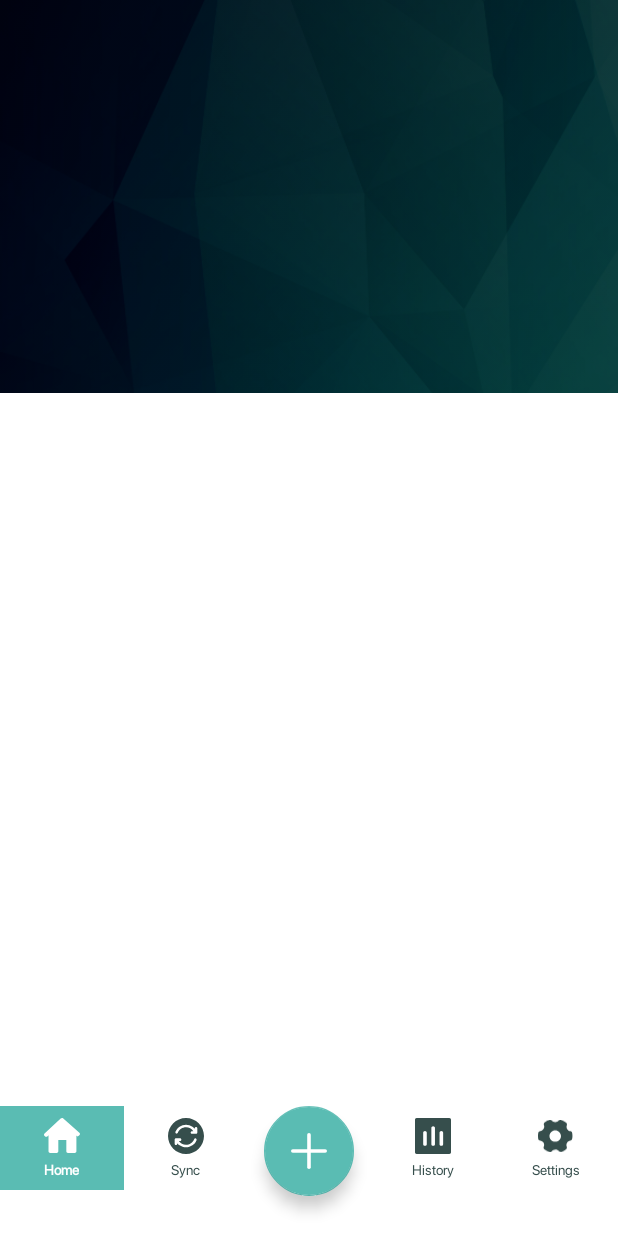
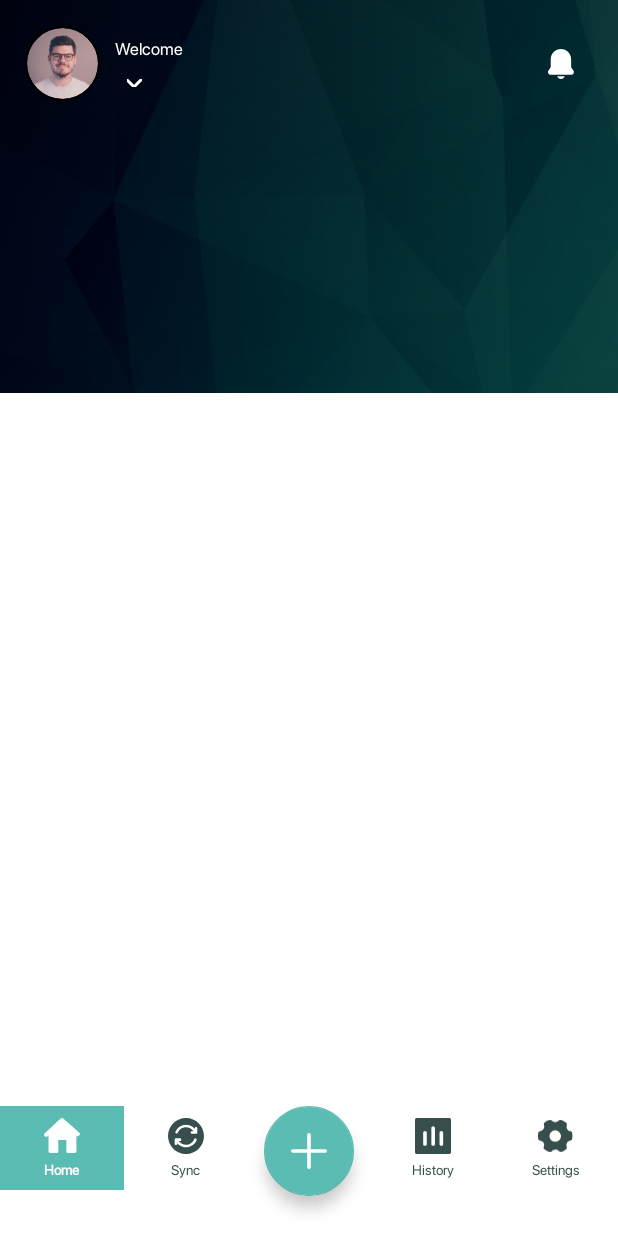
Before and after one commit to iamlixan/income-and-expense-tracker, an Android app: the HomeActivity screen opened directly, with no data from a screen before it, on a phone screen of 412 x 824 dp. Run offline under Robolectric (Android 15) with nearby library versions, the phone set to English and light mode, and no system bars; our stand-ins replace CircleImageView, Dagger/Hilt's generated code, RxJava, Timber, data binding; libraries missing offline, so code that uses them is left out: com.jakewharton.rxbinding3; 5 statements that could not run were skipped.

Commit message:
added Dashboard user details UI

```diff
--- a/app/build.gradle
+++ b/app/build.gradle
@@ -99,6 +99,8 @@ dependencies {
     api Libs.roomRx
     kapt Libs.roomCompiler
 
+    implementation Libs.circularImageView
+
     testImplementation TestLibs.junit
     testImplementation TestLibs.testRunner
     testImplementation TestLibs.espresso
--- a/app/dependencies.gradle
+++ b/app/dependencies.gradle
@@ -21,6 +21,7 @@ ext {
     def archCompVersion = "2.1.0"
     def facebookShimmerVersion = "0.5.0"
     def okhttpVersion = "4.4.0"
+    def circularImageViewVersion = "2.2.0"
 
     Libs = [
             appCompat: [
@@ -121,6 +122,9 @@ ext {
             ],
             roomCompiler: [
                     "androidx.room:room-compiler:$archCompVersion"
+            ],
+            circularImageView: [
+                    "de.hdodenhof:circleimageview:$circularImageViewVersion"
             ]
     ]
 
--- a/app/src/main/java/com/lixan/fajardo/incomeandexpensetracker/data/repository/implementation/LoginRepositoryImpl.kt
+++ b/app/src/main/java/com/lixan/fajardo/incomeandexpensetracker/data/repository/implementation/LoginRepositoryImpl.kt
@@ -5,6 +5,7 @@ import com.lixan.fajardo.incomeandexpensetracker.data.repository.source.LoginRep
 import com.lixan.fajardo.incomeandexpensetracker.local.source.LoginLocalRepository
 import com.lixan.fajardo.incomeandexpensetracker.network.remoterepository.source.LoginRemoteRepository
 import com.lixan.fajardo.incomeandexpensetracker.network.response.RequestResult
+import io.reactivex.Completable
 import io.reactivex.Single
 import javax.inject.Inject
 
@@ -37,4 +38,8 @@ class LoginRepositoryImpl @Inject constructor(
         return local.getUserDetails()
     }
 
+    override fun logoutUser(): Completable {
+        return local.logoutUser()
+    }
+
 }
--- a/app/src/main/java/com/lixan/fajardo/incomeandexpensetracker/data/repository/source/LoginRepository.kt
+++ b/app/src/main/java/com/lixan/fajardo/incomeandexpensetracker/data/repository/source/LoginRepository.kt
@@ -2,6 +2,7 @@ package com.lixan.fajardo.incomeandexpensetracker.data.repository.source
 
 import com.lixan.fajardo.incomeandexpensetracker.data.models.UserDataToken
 import com.lixan.fajardo.incomeandexpensetracker.network.response.RequestResult
+import io.reactivex.Completable
 import io.reactivex.Single
 
 interface LoginRepository {
@@ -14,4 +15,6 @@ interface LoginRepository {
     ) : Single<RequestResult<UserDataToken>>
 
     fun getUserDetails(): Single<UserDataToken>
+
+    fun logoutUser(): Completable
 }
--- a/app/src/main/java/com/lixan/fajardo/incomeandexpensetracker/utils/Constants.kt
+++ b/app/src/main/java/com/lixan/fajardo/incomeandexpensetracker/utils/Constants.kt
@@ -1,8 +1,6 @@
 package com.lixan.fajardo.incomeandexpensetracker.utils
 
 const val BASE_URL = "https://us-central1-blackfin-mobiletrial-main.cloudfunctions.net/"
-
-const val KEY_GIT_USER_DATA = "KEY_GIT_USER_DATA"
 
 const val NINJA_TAP_THROTTLE_TIME = 500L
 
--- /dev/null
+++ b/app/src/main/res/drawable/ic_baseline_keyboard_arrow_up_24.xml
@@ -0,0 +1,5 @@
+<vector android:height="@dimen/_24dp" android:tint="#FFFFFF"
+    android:viewportHeight="24" android:viewportWidth="24"
+    android:width="@dimen/_24dp" xmlns:android="http://schemas.android.com/apk/res/android">
+    <path android:fillColor="@android:color/white" android:pathData="M7.41,15.41L12,10.83l4.59,4.58L18,14l-6,-6 -6,6z"/>
+</vector>
--- /dev/null
+++ b/app/src/main/res/drawable/ic_icn_notif.xml
@@ -0,0 +1,18 @@
+<vector xmlns:android="http://schemas.android.com/apk/res/android"
+    android:width="18dp"
+    android:height="20dp"
+    android:viewportWidth="18"
+    android:viewportHeight="20">
+  <path
+      android:pathData="M8.6241,-0C4.8639,-0 1.8156,3.0483 1.8156,6.8085L1.8156,12.1191L0.3087,14.3887C-0.0592,14.9559 -0.0888,15.6785 0.2316,16.2739C0.5519,16.8693 1.1713,17.2427 1.8474,17.2482L15.4009,17.2482C16.0814,17.246 16.706,16.8706 17.0273,16.2706C17.3486,15.6706 17.3149,14.9428 16.9396,14.375L15.4326,12.1191L15.4326,6.8085C15.4326,3.0483 12.3843,-0 8.6241,-0L8.6241,-0Z"
+      android:strokeWidth="1"
+      android:fillColor="#FFFFFF"
+      android:fillType="nonZero"
+      android:strokeColor="#00000000"/>
+  <path
+      android:pathData="M8.6241,19.9716C9.7771,19.9703 10.8043,19.2431 11.1887,18.156L6.0596,18.156C6.4439,19.2431 7.4711,19.9703 8.6241,19.9716Z"
+      android:strokeWidth="1"
+      android:fillColor="#FFFFFF"
+      android:fillType="nonZero"
+      android:strokeColor="#00000000"/>
+</vector>
--- a/app/src/main/res/layout/activity_home.xml
+++ b/app/src/main/res/layout/activity_home.xml
@@ -2,6 +2,12 @@
 <layout xmlns:android="http://schemas.android.com/apk/res/android"
     xmlns:app="http://schemas.android.com/apk/res-auto"
     xmlns:tools="http://schemas.android.com/tools">
+
+    <data>
+        <variable
+            name="userDetails"
+            type="com.lixan.fajardo.incomeandexpensetracker.data.models.UserDataToken" />
+    </data>
 
     <androidx.constraintlayout.widget.ConstraintLayout
         android:layout_width="match_parent"
@@ -44,6 +50,20 @@
             android:orientation="horizontal"
             app:layout_constraintGuide_percent="0.963" />
 
+        <androidx.constraintlayout.widget.Guideline
+            android:id="@+id/leftVerticalGuideline"
+            android:layout_width="wrap_content"
+            android:layout_height="wrap_content"
+            android:orientation="vertical"
+            app:layout_constraintGuide_percent=".04" />
+
+        <androidx.constraintlayout.widget.Guideline
+            android:id="@+id/rightVerticalGuideline"
+            android:layout_width="wrap_content"
+            android:layout_height="wrap_content"
+            android:orientation="vertical"
+            app:layout_constraintGuide_percent=".96" />
+
         <ImageView
             android:id="@+id/headerBackground"
             android:layout_width="match_parent"
@@ -53,6 +73,66 @@
             app:layout_constraintStart_toStartOf="parent"
             app:layout_constraintTop_toTopOf="parent"
             app:layout_constraintEnd_toEndOf="parent" />
+
+        <de.hdodenhof.circleimageview.CircleImageView
+            android:id="@+id/civAvatar"
+            android:layout_width="@dimen/_50dp"
+            android:layout_height="@dimen/_50dp"
+            android:src="@mipmap/img_user"
+            android:layout_marginTop="@dimen/_17dp"
+            app:civ_border_width="@dimen/_1dp"
+            app:layout_constraintStart_toEndOf="@id/leftVerticalGuideline"
+            app:layout_constraintTop_toTopOf="parent"/>
+
+        <TextView
+            android:id="@+id/tvWelcome"
+            android:layout_width="wrap_content"
+            android:layout_height="wrap_content"
+            android:fontFamily="@font/sf_pro_regular"
+            android:textColor="@color/white"
+            android:textSize="@dimen/_11sp"
+            android:lineSpacingExtra="@dimen/_13dp"
+            android:text="@string/welcome"
+            android:layout_marginTop="@dimen/_24dp"
+            android:layout_marginStart="@dimen/_10dp"
+            app:layout_constraintStart_toEndOf="@id/civAvatar"
+            app:layout_constraintTop_toTopOf="parent" />
+
+        <TextView
+            android:id="@+id/tvUserName"
+            android:layout_width="wrap_content"
+            android:layout_height="wrap_content"
+            android:fontFamily="@font/sf_pro_bold"
+            android:textColor="@color/white"
+            android:textSize="@dimen/_17sp"
+            android:lineSpacingExtra="@dimen/_20dp"
+            android:text="@{userDetails.user.firstName}"
+            android:layout_marginTop="@dimen/_3dp"
+            app:layout_constraintStart_toStartOf="@id/tvWelcome"
+            app:layout_constraintTop_toBottomOf="@id/tvWelcome"
+            tools:text="Joshua"/>
+
+        <ImageButton
+            android:id="@+id/btnArrowDown"
+            android:layout_width="@dimen/_10dp"
+            android:layout_height="@dimen/_5dp"
+            android:background="@android:color/transparent"
+            android:src="@drawable/ic_baseline_keyboard_arrow_up_24"
+            android:layout_marginStart="@dimen/_8dp"
+            android:rotation="180"
+            app:layout_constraintStart_toEndOf="@id/tvUserName"
+            app:layout_constraintTop_toTopOf="@id/tvUserName"
+            app:layout_constraintBottom_toBottomOf="@id/tvUserName" />
+
+        <ImageButton
+            android:id="@+id/btnNotifications"
+            android:layout_width="wrap_content"
+            android:layout_height="wrap_content"
+            android:backgroundTint="@android:color/transparent"
+            android:src="@drawable/ic_icn_notif"
+            app:layout_constraintTop_toTopOf="@id/civAvatar"
+            app:layout_constraintEnd_toStartOf="@id/rightVerticalGuideline"
+            app:layout_constraintBottom_toBottomOf="@id/civAvatar" />
 
         <com.google.android.material.bottomnavigation.BottomNavigationView
             android:id="@+id/bottomNav"
--- a/app/src/main/res/values/dimens.xml
+++ b/app/src/main/res/values/dimens.xml
@@ -3,6 +3,7 @@
     <dimen name="_0dp">0dp</dimen>
     <dimen name="_1dp">1dp</dimen>
     <dimen name="_2dp">2dp</dimen>
+    <dimen name="_3dp">3dp</dimen>
     <dimen name="_4dp">4dp</dimen>
     <dimen name="_5dp">5dp</dimen>
     <dimen name="_7dp">7dp</dimen>
@@ -19,6 +20,7 @@
     <dimen name="_20dp">20dp</dimen>
     <dimen name="_22dp">22dp</dimen>
     <dimen name="_23dp">23dp</dimen>
+    <dimen name="_24dp">24dp</dimen>
     <dimen name="_28dp">28dp</dimen>
     <dimen name="_30dp">30dp</dimen>
     <dimen name="_33dp">33dp</dimen>
@@ -26,6 +28,7 @@
     <dimen name="_39dp">39dp</dimen>
     <dimen name="_40dp">40dp</dimen>
     <dimen name="_48dp">48dp</dimen>
+    <dimen name="_50dp">50dp</dimen>
     <dimen name="_56dp">56dp</dimen>
     <dimen name="_60dp">60dp</dimen>
     <dimen name="_90dp">90dp</dimen>
--- a/app/src/main/res/values/strings.xml
+++ b/app/src/main/res/values/strings.xml
@@ -15,6 +15,7 @@
     <string name="error_invalid_credentials">Invalid credentials</string>
     <string name="error_email_password_incorrect">Email or password is incorrect</string>
     <string name="error_amount_invalid">*Amount Invalid</string>
+    <string name="error_user_session_expired">User session expired. Logging Out</string>
 
     <string name="home">Home</string>
     <string name="sync">Sync</string>
@@ -36,4 +37,5 @@
     <string name="add_income">Add Income</string>
     <string name="work">Work</string>
     <string name="income_source">Income Source</string>
+    <string name="welcome">Welcome</string>
 </resources>
```
Also changed, not shown: app/src/main/java/com/lixan/fajardo/incomeandexpensetracker/main/home/HomeActivity.kt (+41 -0 lines), app/src/main/java/com/lixan/fajardo/incomeandexpensetracker/main/home/HomeState.kt (+8 -0 lines), app/src/main/java/com/lixan/fajardo/incomeandexpensetracker/main/home/HomeViewModel.kt (+52 -2 lines), app/src/main/java/com/lixan/fajardo/incomeandexpensetracker/main/login/LoginActivity.kt (+13 -0 lines), app/src/main/res/mipmap-xhdpi/img_user.png (added), app/src/main/res/mipmap-xxhdpi/img_user.png (added).
